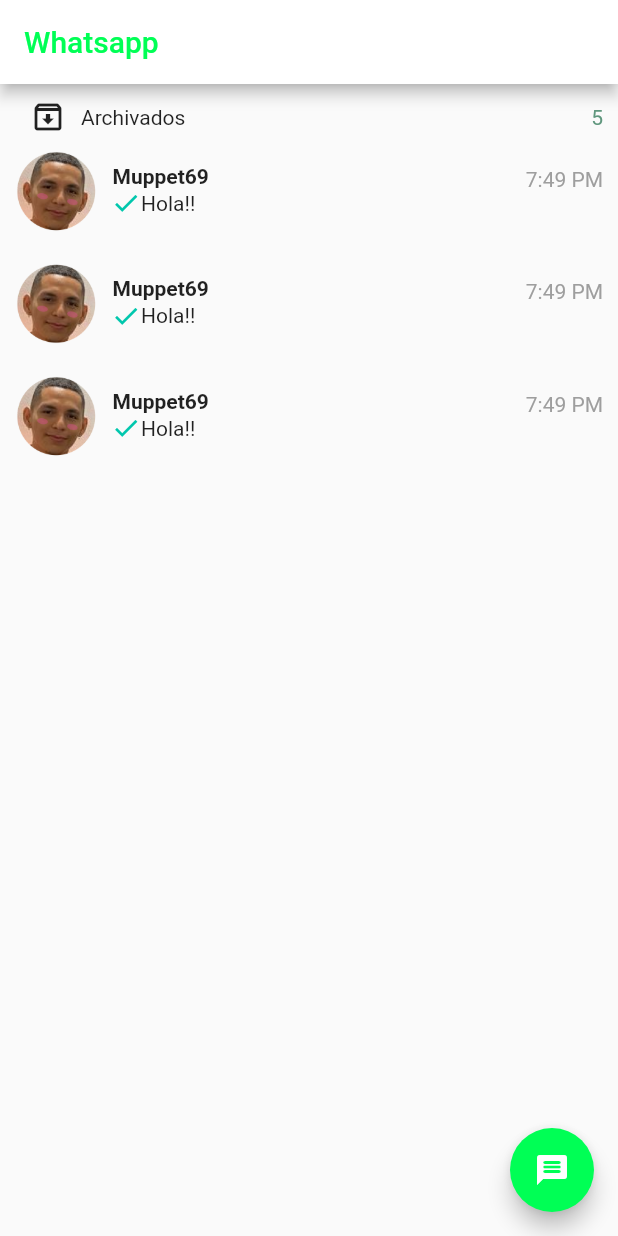
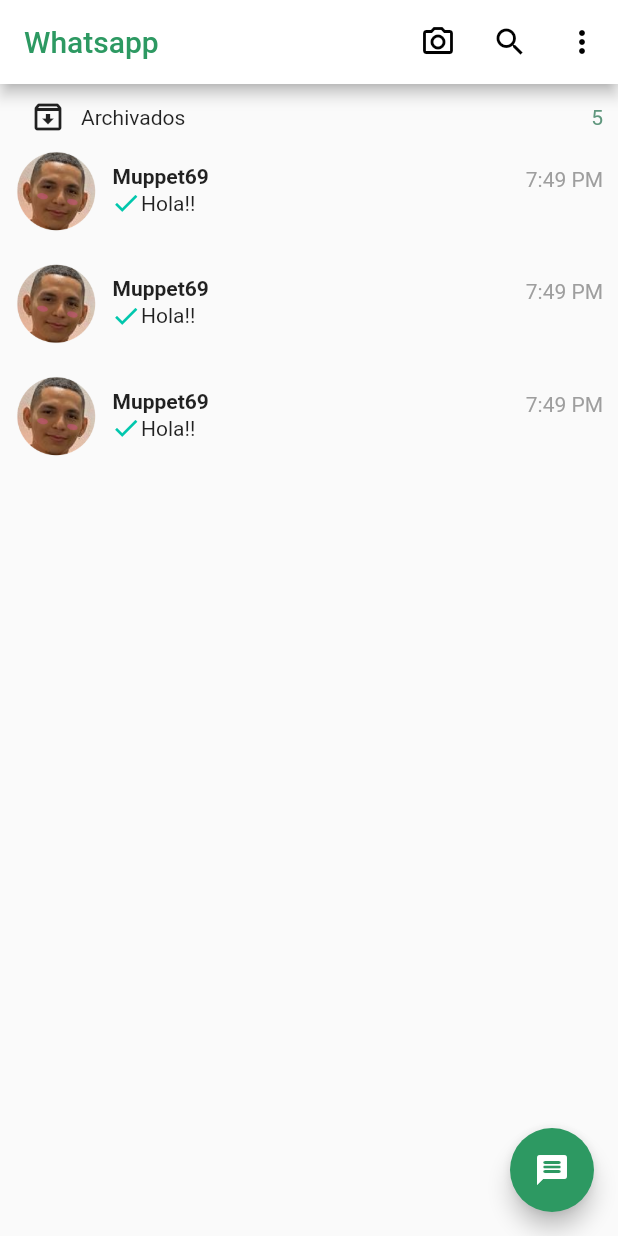
Before and after one commit to Diegdary/whatsapp, a Flutter app: the screen it shows after launch, on a phone screen of 412 x 824 dp. Run offline on Flutter 3.47's test engine with Material 2 defaults, Android fonts, the phone set to English and light mode, and no system bars.

Commit message:
appbar terminado en homepage

```diff
--- a/lib/Screens/MyHomePage.dart
+++ b/lib/Screens/MyHomePage.dart
@@ -46,9 +46,24 @@ class _MyHomePageState extends State<MyHomePage> {
         // the App.build method, and use it to set our appbar title.
         title: Text(
           widget.title,
-          style: TextStyle(color: Color(0xFF00FF55)),
+          style: TextStyle(color: Color(0xFF2d9962)),
         ),
         backgroundColor: Color(0xFFFFFFFFF),
+        actions: [
+          IconButton(
+            onPressed: () {},
+            icon: Icon(Icons.camera_alt_outlined),
+            color: Color(0xFF000000),
+          ),
+          IconButton(
+              onPressed: () {},
+              icon: Icon(Icons.search),
+              color: Color(0xFF000000)),
+          IconButton(
+              onPressed: () {},
+              icon: Icon(Icons.more_vert),
+              color: Color(0xFF000000))
+        ],
       ),
       body: Container(
         width: double.infinity,
@@ -245,7 +260,7 @@ class _MyHomePageState extends State<MyHomePage> {
         onPressed: () {},
         tooltip: 'Increment',
         child: const Icon(Icons.message_rounded),
-        backgroundColor: Color(0xFF00FF55),
+        backgroundColor: Color(0xFF2d9962),
       ), // This trailing comma makes auto-formatting nicer for build methods.
     );
   }
```
Also changed, not shown: lib/Screens/Calls.dart (added).
